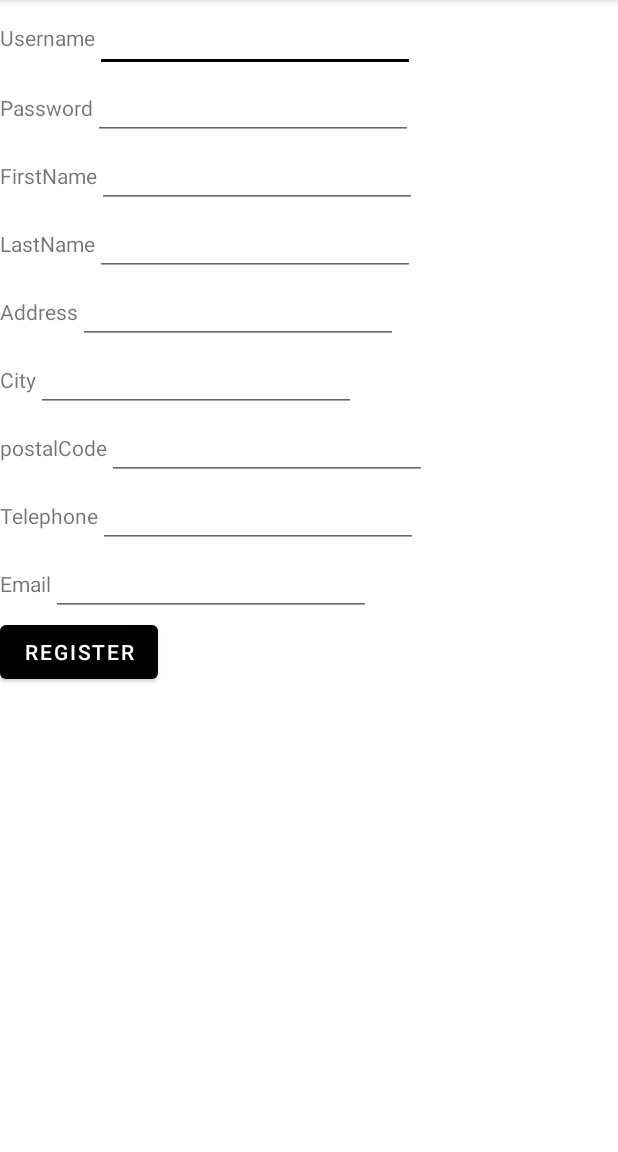
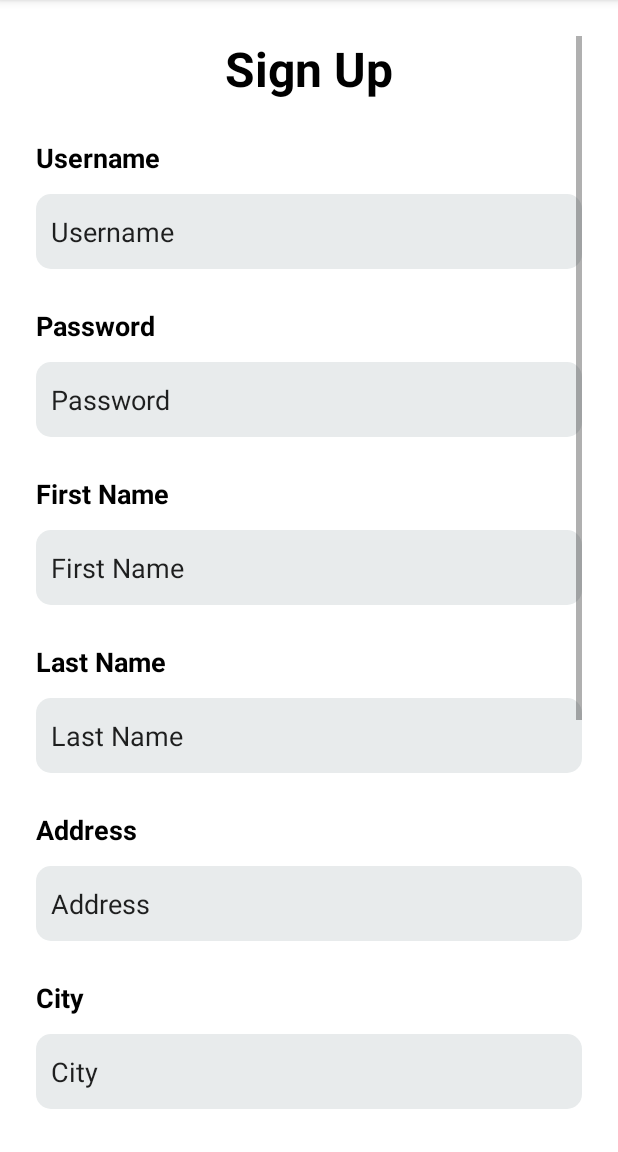
Before and after one commit to aishustha/AishwaryaShrestha_KeshavDulal_MAPD711_Assignment2, an Android app: the Register screen opened directly, with no data from a screen before it, on a phone screen of 412 x 824 dp, the part 84-1236 px from its top. Run offline under Robolectric (Android 15) with nearby library versions, the phone set to English and light mode, and no system bars.

Commit message:
added layout

```diff
--- a/app/src/main/res/layout/activity_main.xml
+++ b/app/src/main/res/layout/activity_main.xml
@@ -30,6 +30,7 @@
             android:text="Sign In"
             android:textColor="#000"
             android:textSize="32dp"
+
             android:textStyle="bold" />
 
         <EditText
@@ -42,6 +43,7 @@
             android:hint="Username"
             android:inputType="textPersonName"
             android:paddingStart="10dp"
+            android:layout_marginTop="20dp"
             android:text="Username" />
 
         <EditText
@@ -56,15 +58,11 @@
             android:paddingStart="10dp"
             android:text="Password" />
 
-        <LinearLayout
-            android:layout_width="wrap_content"
-            android:layout_height="wrap_content"
-            android:orientation="horizontal">
+
         <Button
             android:id="@+id/signinBtn"
-                android:layout_width="120dp"
+            android:layout_width="match_parent"
             android:layout_height="60dp"
-                android:layout_marginRight="20dp"
             android:clickable="true"
             android:defaultFocusHighlightEnabled="false"
             android:focusable="auto"
@@ -75,26 +73,43 @@
             android:textColorHint="#fff"
             android:textColorLink="#fff"
             android:textSize="16sp"
+
+            app:cornerRadius="50dp"
             app:iconTint="#ffffff"
             app:rippleColor="#000" />
 
+        <LinearLayout
+            android:layout_width="wrap_content"
+            android:layout_height="wrap_content"
+            android:layout_gravity="center"
+            android:layout_marginTop="20dp"
+            android:orientation="horizontal">
+            <TextView
+                android:id="@+id/textView9"
+                android:layout_width="match_parent"
+                android:layout_height="wrap_content"
+                android:textSize="14sp"
+                android:textStyle="bold"
+                android:textColor="#000"
+                android:layout_marginRight="20dp"
+                android:text="Don't have an account?" />
+
             <Button
                 android:id="@+id/registerBtn"
-                android:layout_width="120dp"
-                android:layout_height="60dp"
-                android:clickable="true"
-                android:defaultFocusHighlightEnabled="false"
-                android:focusable="auto"
-                android:focusedByDefault="false"
+                android:layout_width="wrap_content"
+                android:layout_height="wrap_content"
                 android:text="Sign up"
+                app:cornerRadius="50dp"
                 android:textColor="#fff"
                 android:textColorHighlight="#fff"
                 android:textColorHint="#fff"
                 android:textColorLink="#fff"
-                android:textSize="16sp"
                 app:iconTint="#ffffff"
-                app:rippleColor="#000" />
+                app:rippleColor="#000"
+                />
         </LinearLayout>
+
+
 
 
     </LinearLayout>
--- a/app/src/main/res/layout/activity_register.xml
+++ b/app/src/main/res/layout/activity_register.xml
@@ -1,208 +1,291 @@
 <?xml version="1.0" encoding="utf-8"?>
-<LinearLayout xmlns:android="http://schemas.android.com/apk/res/android"
+<RelativeLayout xmlns:android="http://schemas.android.com/apk/res/android"
     xmlns:app="http://schemas.android.com/apk/res-auto"
     xmlns:tools="http://schemas.android.com/tools"
     android:layout_width="match_parent"
     android:layout_height="match_parent"
     android:orientation="vertical"
+    android:padding="24dp"
     tools:context=".Register">
+
+    <ScrollView
+        android:layout_width="match_parent"
+        android:layout_height="match_parent">
+
+        <LinearLayout
+            android:layout_width="match_parent"
+            android:layout_height="wrap_content"
+            android:orientation="vertical">
+
+            <TextView
+                android:id="@+id/textView10"
+                android:layout_width="wrap_content"
+                android:layout_height="wrap_content"
+                android:layout_gravity="center"
+                android:layout_marginBottom="25dp"
+                android:text="Sign Up"
+                android:textColor="#000"
+                android:textSize="32dp"
+
+                android:textStyle="bold"  />
+
     <LinearLayout
-        android:layout_width="wrap_content"
+        android:layout_width="match_parent"
         android:layout_height="wrap_content"
-        android:orientation="horizontal">
+        android:orientation="vertical">
+
+
+
         <TextView
             android:id="@+id/username_lbl"
             android:layout_width="wrap_content"
             android:layout_height="wrap_content"
-            android:text="Username"
-            app:layout_constraintStart_toStartOf="parent"
-            app:layout_constraintTop_toTopOf="parent" />
+            android:layout_marginBottom="12dp"
+            android:textColor="#000"
+            android:textSize="18dp"
+            android:textStyle="bold"
+            android:text="Username"/>
 
         <EditText
             android:id="@+id/inputUsername"
-            android:layout_width="wrap_content"
-            android:layout_height="wrap_content"
+            android:layout_width="match_parent"
+            android:layout_height="50dp"
+            android:layout_marginBottom="25dp"
+            android:background="@drawable/textfieldgrey"
             android:ems="10"
+            android:hint="Username"
             android:inputType="textPersonName"
-            android:minHeight="48dp"
-            app:layout_constraintStart_toEndOf="@+id/username_lbl"
-            app:layout_constraintTop_toTopOf="parent" />
+            android:paddingStart="10dp"
+            android:text="Username" />
     </LinearLayout>
-
     <LinearLayout
-        android:layout_width="wrap_content"
+        android:layout_width="match_parent"
         android:layout_height="wrap_content"
-        android:orientation="horizontal">
+        android:orientation="vertical">
         <TextView
             android:id="@+id/password_lbl"
             android:layout_width="wrap_content"
             android:layout_height="wrap_content"
             android:text="Password"
-            app:layout_constraintStart_toStartOf="parent"
-            app:layout_constraintTop_toBottomOf="@+id/username_lbl" />
+            android:layout_marginBottom="12dp"
+            android:textStyle="bold"
+            android:textColor="#000"
+            android:textSize="18dp" />
         <EditText
             android:id="@+id/inputPassword"
-            android:layout_width="wrap_content"
-            android:layout_height="wrap_content"
+            android:layout_width="match_parent"
+            android:layout_height="50dp"
+            android:layout_marginBottom="25dp"
+            android:background="@drawable/textfieldgrey"
             android:ems="10"
+            android:hint="Password"
             android:inputType="textPersonName"
-            app:layout_constraintStart_toEndOf="@+id/password_lbl"
-            app:layout_constraintTop_toBottomOf="@+id/editTextTextPersonName" />
+            android:paddingStart="10dp"
+            android:text="Password" />
     </LinearLayout>
 
     <LinearLayout
-        android:layout_width="wrap_content"
+        android:layout_width="match_parent"
         android:layout_height="wrap_content"
-        android:orientation="horizontal">
+        android:orientation="vertical">
         <TextView
             android:id="@+id/firstname_lbl"
             android:layout_width="wrap_content"
             android:layout_height="wrap_content"
-            android:text="FirstName"
-            app:layout_constraintStart_toStartOf="parent"
-            app:layout_constraintTop_toBottomOf="@+id/password_lbl" />
+            android:text="First Name"
+            android:layout_marginBottom="12dp"
+            android:textStyle="bold"
+            android:textColor="#000"
+            android:textSize="18dp" />
         <EditText
             android:id="@+id/inputFirstName"
-            android:layout_width="wrap_content"
-            android:layout_height="wrap_content"
+            android:layout_width="match_parent"
+            android:layout_height="50dp"
+            android:layout_marginBottom="25dp"
+            android:background="@drawable/textfieldgrey"
             android:ems="10"
+            android:hint="First Name"
             android:inputType="textPersonName"
-            app:layout_constraintStart_toEndOf="@+id/firstname_lbl"
-            app:layout_constraintTop_toBottomOf="@+id/editTextTextPersonName2" />
+            android:paddingStart="10dp"
+            android:text="First Name" />
 
     </LinearLayout>
 
     <LinearLayout
-        android:layout_width="wrap_content"
+        android:layout_width="match_parent"
         android:layout_height="wrap_content"
-        android:orientation="horizontal">
+        android:orientation="vertical">
         <TextView
             android:id="@+id/lastname_lbl"
             android:layout_width="wrap_content"
             android:layout_height="wrap_content"
-            android:text="LastName"
-            app:layout_constraintStart_toStartOf="parent"
-            app:layout_constraintTop_toBottomOf="@+id/firstname_lbl" />
+            android:text="Last Name"
+            android:layout_marginBottom="12dp"
+            android:textStyle="bold"
+            android:textColor="#000"
+            android:textSize="18dp" />
 
         <EditText
             android:id="@+id/inputLastName"
-            android:layout_width="wrap_content"
-            android:layout_height="wrap_content"
-            android:layout_weight="1"
+            android:layout_width="match_parent"
+            android:layout_height="50dp"
+            android:layout_marginBottom="25dp"
+            android:background="@drawable/textfieldgrey"
             android:ems="10"
-            android:inputType="textPersonName" />
+            android:hint="Last Name"
+            android:inputType="textPersonName"
+            android:paddingStart="10dp"
+            android:text="Last Name" />
+
     </LinearLayout>
 
     <LinearLayout
-        android:layout_width="wrap_content"
+        android:layout_width="match_parent"
         android:layout_height="wrap_content"
-        android:orientation="horizontal">
+        android:orientation="vertical">
         <TextView
             android:id="@+id/address_lbl"
             android:layout_width="wrap_content"
             android:layout_height="wrap_content"
             android:text="Address"
-            app:layout_constraintStart_toStartOf="parent"
-            app:layout_constraintTop_toBottomOf="@+id/lastname_lbl" />
+            android:layout_marginBottom="12dp"
+            android:textStyle="bold"
+            android:textColor="#000"
+            android:textSize="18dp" />
+
 
         <EditText
             android:id="@+id/inputAddress"
-            android:layout_width="wrap_content"
-            android:layout_height="wrap_content"
-            android:layout_weight="1"
+            android:layout_width="match_parent"
+            android:layout_height="50dp"
+            android:layout_marginBottom="25dp"
+            android:background="@drawable/textfieldgrey"
             android:ems="10"
-            android:inputType="textPersonName" />
+            android:hint="Address"
+            android:inputType="textPersonName"
+            android:paddingStart="10dp"
+            android:text="Address" />
     </LinearLayout>
 
     <LinearLayout
-        android:layout_width="wrap_content"
+        android:layout_width="match_parent"
         android:layout_height="wrap_content"
-        android:orientation="horizontal">
+        android:orientation="vertical">
         <TextView
             android:id="@+id/city_lbl"
             android:layout_width="wrap_content"
             android:layout_height="wrap_content"
             android:text="City"
-            app:layout_constraintStart_toStartOf="parent"
-            app:layout_constraintTop_toBottomOf="@+id/address_lbl" />
-
+            android:layout_marginBottom="12dp"
+            android:textStyle="bold"
+            android:textColor="#000"
+            android:textSize="18dp" />
         <EditText
             android:id="@+id/inputCity"
-            android:layout_width="wrap_content"
-            android:layout_height="wrap_content"
-            android:layout_weight="1"
+            android:layout_width="match_parent"
+            android:layout_height="50dp"
+            android:layout_marginBottom="25dp"
+            android:background="@drawable/textfieldgrey"
             android:ems="10"
-            android:inputType="textPersonName" />
+            android:hint="City"
+            android:inputType="textPersonName"
+            android:paddingStart="10dp"
+            android:text="City" />
+
     </LinearLayout>
 
     <LinearLayout
-        android:layout_width="wrap_content"
+        android:layout_width="match_parent"
         android:layout_height="wrap_content"
-        android:orientation="horizontal">
+        android:orientation="vertical">
         <TextView
             android:id="@+id/postalCode_lbl"
             android:layout_width="wrap_content"
             android:layout_height="wrap_content"
-            android:text="postalCode"
-            app:layout_constraintStart_toStartOf="parent"
-            app:layout_constraintTop_toBottomOf="@+id/city_lbl" />
+            android:text="Postal Code"
+            android:layout_marginBottom="12dp"
+            android:textStyle="bold"
+            android:textColor="#000"
+            android:textSize="18dp" />
+
 
         <EditText
             android:id="@+id/inputPostalCode"
-            android:layout_width="wrap_content"
-            android:layout_height="wrap_content"
-            android:layout_weight="1"
+            android:layout_width="match_parent"
+            android:layout_height="50dp"
+            android:layout_marginBottom="25dp"
+            android:background="@drawable/textfieldgrey"
             android:ems="10"
-            android:inputType="textPersonName" />
+            android:hint="Postal Code"
+            android:inputType="textPersonName"
+            android:paddingStart="10dp"
+            android:text="Postal Code" />
     </LinearLayout>
 
     <LinearLayout
-        android:layout_width="wrap_content"
+        android:layout_width="match_parent"
         android:layout_height="wrap_content"
-        android:orientation="horizontal">
+        android:orientation="vertical">
         <TextView
             android:id="@+id/telephone_lbl"
             android:layout_width="wrap_content"
             android:layout_height="wrap_content"
             android:text="Telephone"
-            app:layout_constraintStart_toStartOf="parent"
-            app:layout_constraintTop_toBottomOf="@+id/postalCode_lbl" />
+            android:layout_marginBottom="12dp"
+            android:textStyle="bold"
+            android:textColor="#000"
+            android:textSize="18dp" />
 
         <EditText
             android:id="@+id/inputTelephone"
-            android:layout_width="wrap_content"
-            android:layout_height="wrap_content"
-            android:layout_weight="1"
+            android:layout_width="match_parent"
+            android:layout_height="50dp"
+            android:layout_marginBottom="25dp"
+            android:background="@drawable/textfieldgrey"
             android:ems="10"
-            android:inputType="textPersonName" />
+            android:hint="Telephone"
+            android:inputType="textPersonName"
+            android:paddingStart="10dp"
+            android:text="Telephone" />
     </LinearLayout>
 
     <LinearLayout
-        android:layout_width="wrap_content"
+        android:layout_width="match_parent"
         android:layout_height="wrap_content"
-        android:orientation="horizontal">
+        android:orientation="vertical">
         <TextView
             android:id="@+id/email_lbl"
             android:layout_width="wrap_content"
             android:layout_height="wrap_content"
             android:text="Email"
-            app:layout_constraintStart_toStartOf="parent"
-            app:layout_constraintTop_toBottomOf="@+id/telephone_lbl" />
+            android:layout_marginBottom="12dp"
+            android:textStyle="bold"
+            android:textColor="#000"
+            android:textSize="18dp" />
+
 
         <EditText
             android:id="@+id/inputEmail"
-            android:layout_width="wrap_content"
-            android:layout_height="wrap_content"
-            android:layout_weight="1"
+            android:layout_width="match_parent"
+            android:layout_height="50dp"
+            android:layout_marginBottom="25dp"
+            android:background="@drawable/textfieldgrey"
             android:ems="10"
-            android:inputType="textPersonName" />
+            android:hint="Email"
+            android:inputType="textPersonName"
+            android:paddingStart="10dp"
+            android:text="Email" />
     </LinearLayout>
 
     <Button
         android:id="@+id/buttonRegister"
-        android:layout_width="wrap_content"
-        android:layout_height="wrap_content"
-        android:text="Register"
-        tools:layout_editor_absoluteX="158dp"
-        tools:layout_editor_absoluteY="614dp" />
-</LinearLayout>
+        android:layout_width="match_parent"
+        android:layout_height="60dp"
+        android:text="Sign Up"
+        app:cornerRadius="50dp" />
+        </LinearLayout>
+
+    </ScrollView>
+
+
+</RelativeLayout>
--- a/app/src/main/res/layout/activity_travellers_counter.xml
+++ b/app/src/main/res/layout/activity_travellers_counter.xml
@@ -97,4 +97,6 @@
         android:layout_marginRight="15dp"
         android:text="@string/continue_text" />
 
+
+
 </LinearLayout>
--- a/app/src/main/res/layout/content_main.xml
+++ b/app/src/main/res/layout/content_main.xml
@@ -20,9 +20,18 @@
         app:layout_constraintTop_toTopOf="parent"
         app:navGraph="@navigation/mobile_navigation" />
 
+
     <Button
         android:id="@+id/browseContinueBtn"
         android:layout_width="match_parent"
-        android:layout_height="wrap_content"
-        android:text="@string/continue_text" />
+        android:layout_height="60dp"
+        android:text="Continue"
+        app:cornerRadius="50dp"
+        android:textColor="#fff"
+        android:textColorHighlight="#fff"
+        android:textColorHint="#fff"
+        android:textColorLink="#fff"
+        app:iconTint="#ffffff"
+        app:rippleColor="#000"
+        />
 </LinearLayout>
```
Lines whose indentation alone changed are shown as unchanged.
